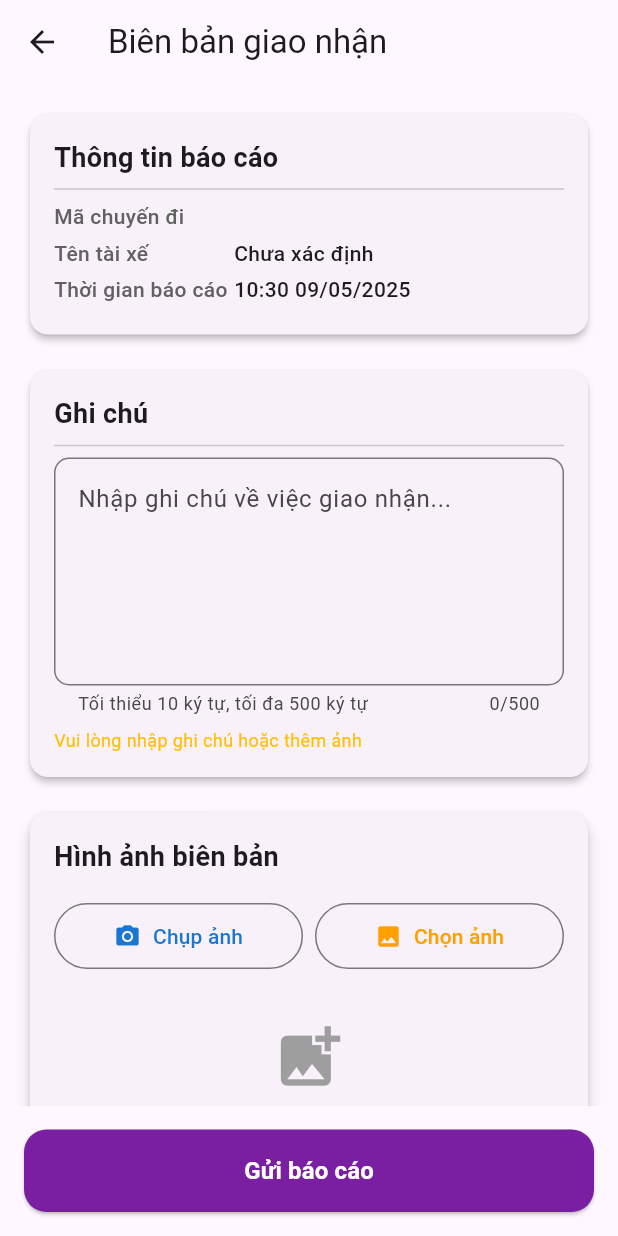
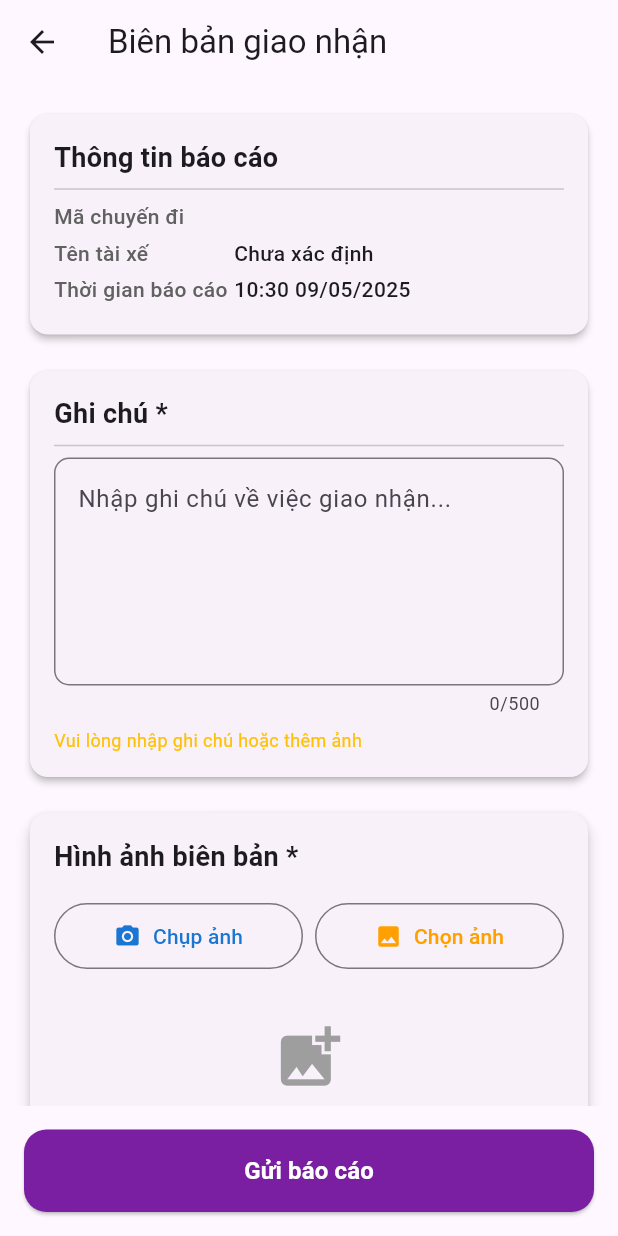
Before and after one commit to HienMinh56/MTCS-Mobile, a Flutter app: the DeliveryReportScreen screen opened directly with empty values, on a phone screen of 412 x 824 dp. Run offline on Flutter 3.47's test engine with Material 3 defaults, Android fonts, the phone set to English and light mode, and no system bars; our stand-ins replace cached_network_image, cloud_firestore, firebase_core, firebase_messaging, flutter_local_notifications, geocoding and 7 more; missing offline and left inert: dart:ffi, flutter_foreground_task, signalr_core; accounts and stored records are empty; network calls fail; statements that could not run were skipped.

Commit message:
fix: display

```diff
--- a/driverapp/lib/screens/delivery_report_screen.dart
+++ b/driverapp/lib/screens/delivery_report_screen.dart
@@ -361,7 +361,7 @@ class _DeliveryReportScreenState extends State<DeliveryReportScreen> {
 
   Widget _buildNoteSection() {
     return InfoCard(
-      title: 'Ghi chú',
+      title: 'Ghi chú *',
       children: [
         TextFormField(
           controller: _noteController,
@@ -380,7 +380,7 @@ class _DeliveryReportScreenState extends State<DeliveryReportScreen> {
               borderSide: const BorderSide(color: Colors.red, width: 2),
             ),
             errorText: _noteError,
-            helperText: 'Tối thiểu $_minNoteLength ký tự, tối đa $_maxNoteLength ký tự',
+            // helperText: 'Tối thiểu $_minNoteLength ký tự, tối đa $_maxNoteLength ký tự',
             counterText: '${_noteController.text.length}/$_maxNoteLength',
           ),
           onChanged: (value) {
@@ -412,7 +412,7 @@ class _DeliveryReportScreenState extends State<DeliveryReportScreen> {
       crossAxisAlignment: CrossAxisAlignment.start,
       children: [
         ImageSection(
-          title: 'Hình ảnh biên bản',
+          title: 'Hình ảnh biên bản *',
           imageFiles: _imageFiles,
           onTakePhoto: _takePhoto,
           onPickImage: _pickImage,
@@ -429,13 +429,13 @@ class _DeliveryReportScreenState extends State<DeliveryReportScreen> {
               style: const TextStyle(color: Colors.red, fontSize: 12),
             ),
           ),
-        Padding(
-          padding: const EdgeInsets.only(top: 8.0, left: 12.0),
-          child: Text(
-            'Tối đa $_maxImageCount ảnh',
-            style: const TextStyle(color: Colors.grey, fontSize: 12),
-          ),
-        ),
+        // Padding(
+        //   padding: const EdgeInsets.only(top: 8.0, left: 12.0),
+        //   child: Text(
+        //     'Tối đa $_maxImageCount ảnh',
+        //     style: const TextStyle(color: Colors.grey, fontSize: 12),
+        //   ),
+        // ),
       ],
     );
   }
--- a/driverapp/lib/screens/trip_list_screen.dart
+++ b/driverapp/lib/screens/trip_list_screen.dart
@@ -1047,11 +1047,11 @@ class _TripCardState extends State<TripCard> {
                                           label: Text('Cập nhật thành: ${_nextStatus!.statusName}'),
                                           style: ElevatedButton.styleFrom(
                                             backgroundColor: ColorConstants.accentColor,
+                                            foregroundColor: Colors.white, // Thêm thuộc tính này để đặt màu chữ
                                             padding: const EdgeInsets.symmetric(vertical: 14),
                                             textStyle: const TextStyle(
                                               fontSize: 16,
                                               fontWeight: FontWeight.bold,
-                                              color: Colors.white
                                             ),
                                           ),
                                         ),
```
Also changed, not shown: driverapp/lib/screens/fuel_report_screen.dart (+5 -4 lines), driverapp/lib/screens/incident_report_screen.dart (+6 -6 lines), driverapp/lib/utils/validation_utils.dart (+4 -5 lines).
